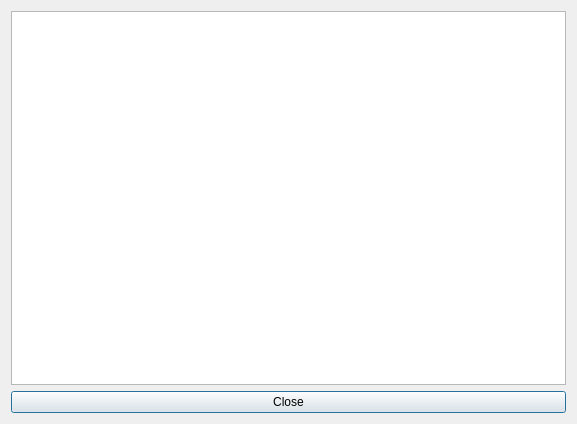
Old version of the form FormFiles/SettingsForm.ui in the repository arennuit/iisuoscbridge.
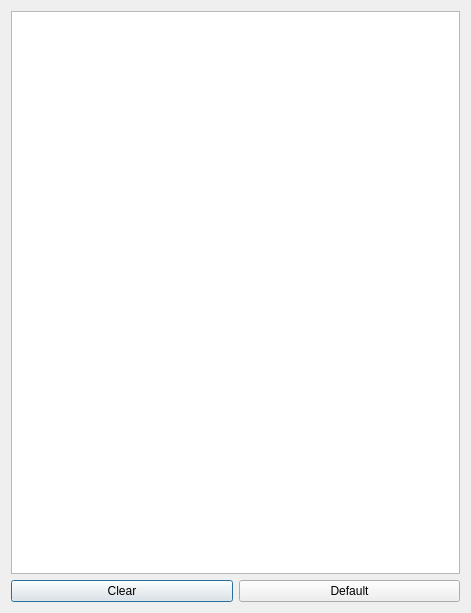
New version of the form.

Commit message: Changed the way the settings form is maintained. Access to data of the model is now done via accessors.

```diff
--- a/FormFiles/SettingsForm.ui
+++ b/FormFiles/SettingsForm.ui
@@ -6,8 +6,8 @@
    <rect>
     <x>0</x>
     <y>0</y>
-    <width>577</width>
-    <height>424</height>
+    <width>471</width>
+    <height>613</height>
    </rect>
   </property>
   <property name="sizePolicy">
@@ -31,11 +31,22 @@
     </widget>
    </item>
    <item>
-    <widget class="QPushButton" name="m_closeButton">
+    <layout class="QHBoxLayout" name="horizontalLayout">
+     <item>
+      <widget class="QPushButton" name="m_clearButton">
      <property name="text">
-      <string>Close</string>
-     </property>
-    </widget>
+        <string>Clear</string>
+       </property>
+      </widget>
+     </item>
+     <item>
+      <widget class="QPushButton" name="m_defaultButton">
+       <property name="text">
+        <string>Default</string>
+       </property>
+      </widget>
+     </item>
+    </layout>
    </item>
   </layout>
  </widget>
```
Lines whose indentation alone changed are shown as unchanged. The commit also changes 6 other files.
